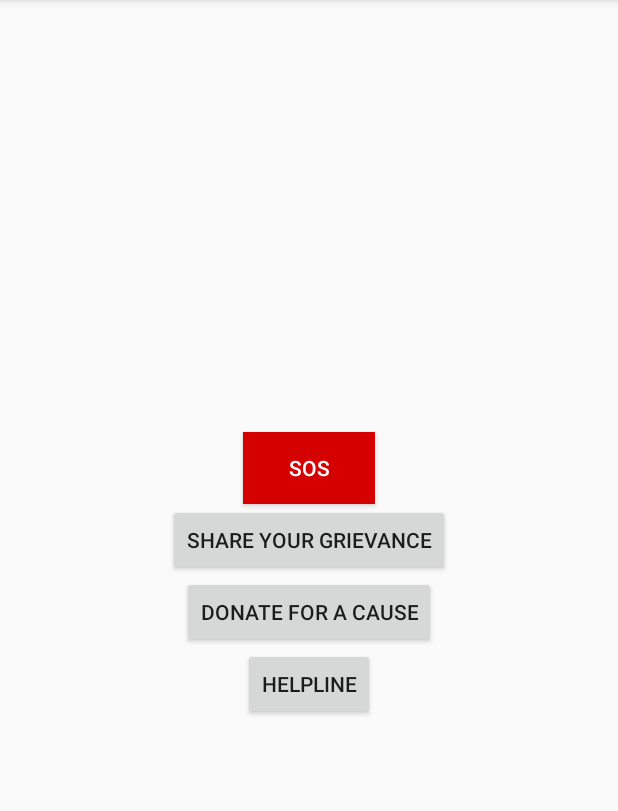
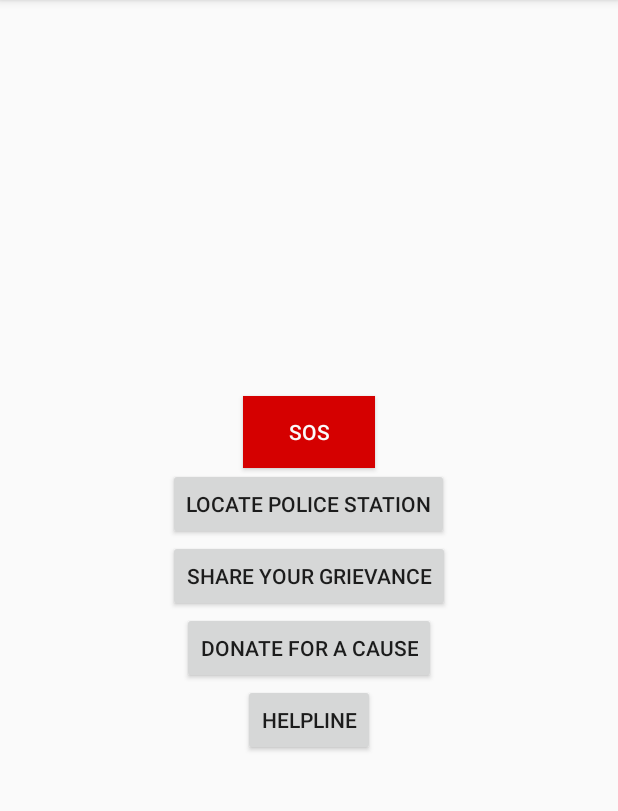
Before and after one commit to nishanth06/FeSafe, an Android app: the screen it shows after launch (MainActivity), on a phone screen of 412 x 824 dp, the part 84-895 px from its top. Run offline under Robolectric (Android 15) with nearby library versions, the phone set to English and light mode, and no system bars.

Commit message:
Located nearby police stations using google maps api

```diff
--- a/app/src/main/res/layout/activity_main.xml
+++ b/app/src/main/res/layout/activity_main.xml
@@ -16,6 +16,12 @@
         android:id="@+id/button1"
         android:text="SOS"/>
     <Button
+        android:layout_width="wrap_content"
+        android:layout_height="wrap_content"
+        android:id="@+id/policeStation"
+        android:text="LOCATE POLICE STATION"
+        android:onClick="findPoliceStations"/>
+    <Button
         android:onClick="buttonClickFunction"
         android:layout_width="wrap_content"
         android:layout_height="wrap_content"
```
Also changed, not shown: app/src/main/java/com/example/dibyadarshan/fesafe/MainActivity.java (+9 -6 lines).
